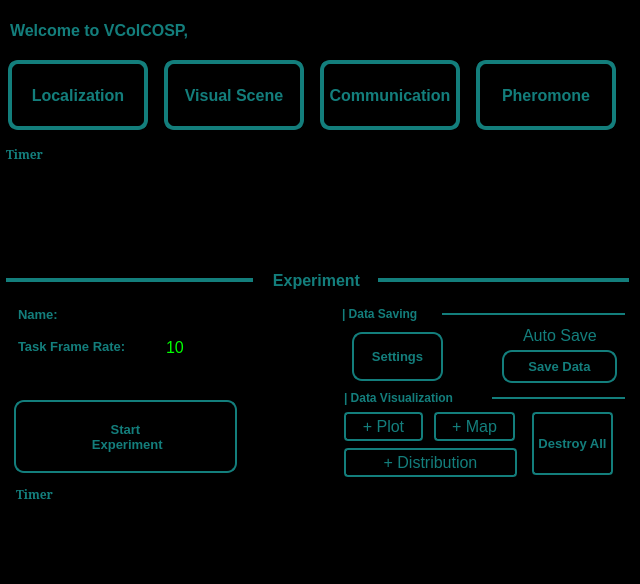
Above: viewers/main_menu.ui from XuelongSun/VColCOSP_GUI before the change. Below: the same form after it.
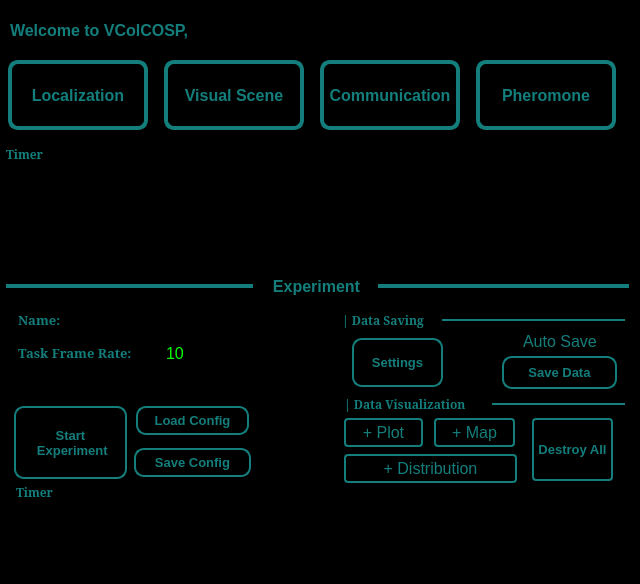
That is the form after the change. Icons and pictures are not drawn.

Commit message: update config, integrate generate pattern

What changed in the file:
```diff
--- a/viewers/main_menu.ui
+++ b/viewers/main_menu.ui
@@ -153,7 +153,7 @@
      <x>6</x>
      <y>174</y>
      <width>621</width>
-     <height>81</height>
+     <height>97</height>
     </rect>
    </property>
    <property name="readOnly">
@@ -220,7 +220,7 @@
    <property name="geometry">
     <rect>
      <x>254</x>
-     <y>268</y>
+     <y>274</y>
      <width>125</width>
      <height>25</height>
     </rect>
@@ -244,7 +244,7 @@
    <property name="geometry">
     <rect>
      <x>378</x>
-     <y>268</y>
+     <y>274</y>
      <width>251</width>
      <height>25</height>
     </rect>
@@ -266,7 +266,7 @@
    <property name="geometry">
     <rect>
      <x>6</x>
-     <y>268</y>
+     <y>274</y>
      <width>247</width>
      <height>25</height>
     </rect>
@@ -288,8 +288,8 @@
    <property name="geometry">
     <rect>
      <x>14</x>
-     <y>400</y>
-     <width>223</width>
+     <y>406</y>
+     <width>113</width>
      <height>73</height>
     </rect>
    </property>
@@ -325,13 +325,14 @@
    <property name="geometry">
     <rect>
      <x>18</x>
-     <y>304</y>
+     <y>310</y>
      <width>67</width>
      <height>20</height>
     </rect>
    </property>
    <property name="font">
     <font>
+     <family>SimSun</family>
      <pointsize>10</pointsize>
      <weight>75</weight>
      <bold>true</bold>
@@ -345,7 +346,7 @@
    <property name="geometry">
     <rect>
      <x>84</x>
-     <y>304</y>
+     <y>310</y>
      <width>151</width>
      <height>20</height>
     </rect>
@@ -355,13 +356,14 @@
    <property name="geometry">
     <rect>
      <x>18</x>
-     <y>335</y>
+     <y>341</y>
      <width>147</width>
      <height>23</height>
     </rect>
    </property>
    <property name="font">
     <font>
+     <family>SimSun</family>
      <pointsize>10</pointsize>
      <weight>75</weight>
      <bold>true</bold>
@@ -375,7 +377,7 @@
    <property name="geometry">
     <rect>
      <x>352</x>
-     <y>332</y>
+     <y>338</y>
      <width>91</width>
      <height>49</height>
     </rect>
@@ -411,7 +413,7 @@
    <property name="geometry">
     <rect>
      <x>502</x>
-     <y>350</y>
+     <y>356</y>
      <width>115</width>
      <height>33</height>
     </rect>
@@ -460,7 +462,7 @@
    <property name="geometry">
     <rect>
      <x>16</x>
-     <y>484</y>
+     <y>482</y>
      <width>607</width>
      <height>21</height>
     </rect>
@@ -488,7 +490,7 @@
    <property name="geometry">
     <rect>
      <x>434</x>
-     <y>412</y>
+     <y>418</y>
      <width>81</width>
      <height>29</height>
     </rect>
@@ -526,7 +528,7 @@
    <property name="geometry">
     <rect>
      <x>344</x>
-     <y>448</y>
+     <y>454</y>
      <width>173</width>
      <height>29</height>
     </rect>
@@ -564,7 +566,7 @@
    <property name="geometry">
     <rect>
      <x>532</x>
-     <y>412</y>
+     <y>418</y>
      <width>81</width>
      <height>63</height>
     </rect>
@@ -600,7 +602,7 @@
    <property name="geometry">
     <rect>
      <x>344</x>
-     <y>412</y>
+     <y>418</y>
      <width>79</width>
      <height>29</height>
     </rect>
@@ -638,7 +640,7 @@
    <property name="geometry">
     <rect>
      <x>492</x>
-     <y>390</y>
+     <y>396</y>
      <width>133</width>
      <height>16</height>
     </rect>
@@ -660,13 +662,15 @@
    <property name="geometry">
     <rect>
      <x>344</x>
-     <y>390</y>
+     <y>396</y>
      <width>141</width>
      <height>16</height>
     </rect>
    </property>
    <property name="font">
     <font>
+     <family>SimSun</family>
+     <pointsize>9</pointsize>
      <weight>75</weight>
      <bold>true</bold>
     </font>
@@ -679,13 +683,15 @@
    <property name="geometry">
     <rect>
      <x>342</x>
-     <y>306</y>
+     <y>312</y>
      <width>141</width>
      <height>16</height>
     </rect>
    </property>
    <property name="font">
     <font>
+     <family>SimSun</family>
+     <pointsize>9</pointsize>
      <weight>75</weight>
      <bold>true</bold>
     </font>
@@ -698,7 +704,7 @@
    <property name="geometry">
     <rect>
      <x>442</x>
-     <y>306</y>
+     <y>312</y>
      <width>183</width>
      <height>16</height>
     </rect>
@@ -720,7 +726,7 @@
    <property name="geometry">
     <rect>
      <x>164</x>
-     <y>336</y>
+     <y>342</y>
      <width>69</width>
      <height>22</height>
     </rect>
@@ -750,7 +756,7 @@
    <property name="geometry">
     <rect>
      <x>504</x>
-     <y>326</y>
+     <y>332</y>
      <width>109</width>
      <height>19</height>
     </rect>
@@ -759,6 +765,78 @@
     <string>Auto Save</string>
    </property>
   </widget>
+  <widget class="QPushButton" name="pb_load_config">
+   <property name="geometry">
+    <rect>
+     <x>136</x>
+     <y>406</y>
+     <width>113</width>
+     <height>29</height>
+    </rect>
+   </property>
+   <property name="font">
+    <font>
+     <family>Arial</family>
+     <pointsize>10</pointsize>
+     <weight>75</weight>
+     <bold>true</bold>
+    </font>
+   </property>
+   <property name="cursor">
+    <cursorShape>PointingHandCursor</cursorShape>
+   </property>
+   <property name="styleSheet">
+    <string notr="true">QPushButton::disabled {
+    border: 2px solid rgb(149, 149, 149);
+	color:rgb(149, 149, 149);
+	border-radius:10px;
+}
+QPushButton{
+border: 2px solid rgb(19, 126, 124);
+border-radius:10px;
+}
+</string>
+   </property>
+   <property name="text">
+    <string>Load Config</string>
+   </property>
+  </widget>
+  <widget class="QPushButton" name="pb_save_config">
+   <property name="geometry">
+    <rect>
+     <x>134</x>
+     <y>448</y>
+     <width>117</width>
+     <height>29</height>
+    </rect>
+   </property>
+   <property name="font">
+    <font>
+     <family>Arial</family>
+     <pointsize>10</pointsize>
+     <weight>75</weight>
+     <bold>true</bold>
+    </font>
+   </property>
+   <property name="cursor">
+    <cursorShape>PointingHandCursor</cursorShape>
+   </property>
+   <property name="styleSheet">
+    <string notr="true">QPushButton::disabled {
+    border: 2px solid rgb(149, 149, 149);
+	color:rgb(149, 149, 149);
+	border-radius:10px;
+}
+QPushButton{
+border: 2px solid rgb(19, 126, 124);
+border-radius:10px;
+}
+</string>
+   </property>
+   <property name="text">
+    <string>Save Config</string>
+   </property>
+  </widget>
  </widget>
  <resources>
   <include location="../resources.qrc"/>
```
The commit also changes 13 other files.
